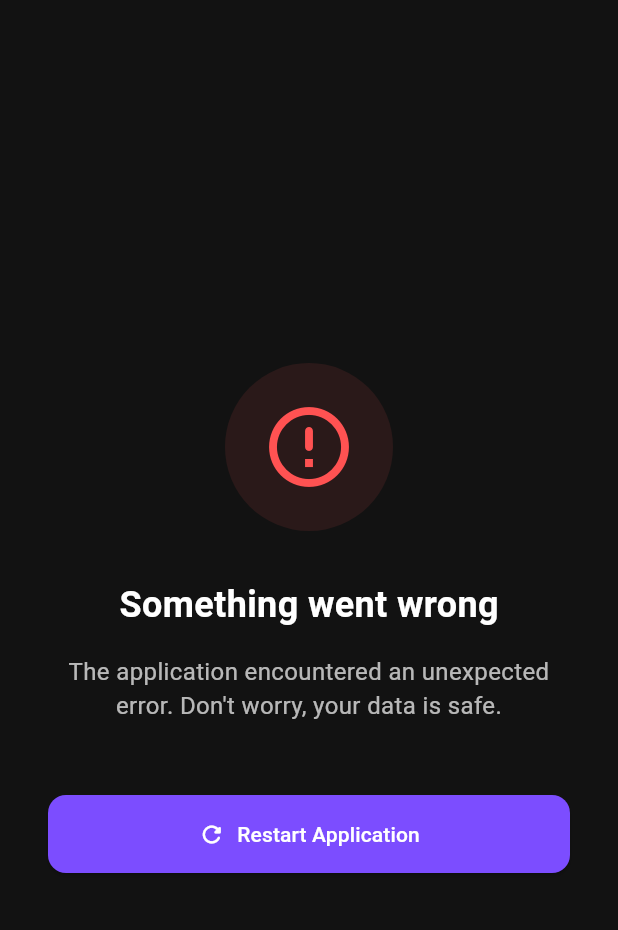
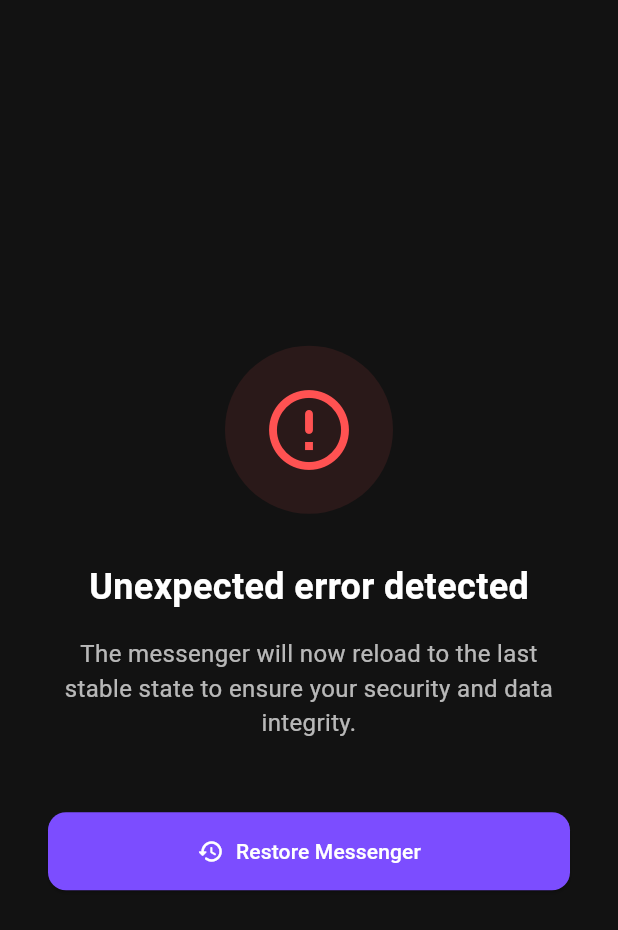
Before and after one commit to onejensen/web-messenger, a Flutter app: the GlobalErrorDisplay screen opened directly with empty values, on a phone screen of 412 x 824 dp. Shown: the top 930 px of the screen. Run offline on Flutter 3.47's test engine with Material 3 defaults, Android fonts, the phone set to English and light mode, and no system bars; our stand-ins replace audioplayers, chewie, flutter_secure_storage, image_picker, permission_handler, shared_preferences and 2 more; missing offline and left inert: record; accounts and stored records are empty.

Commit message:
Reliability: Implement global async error capture and unified stable state recovery

```diff
--- a/frontend/lib/config/config.dart
+++ b/frontend/lib/config/config.dart
@@ -6,8 +6,8 @@ class Config {
     // For reviewers:
     // - Use 'localhost' if running the backend on the same machine.
     // - Use your PC's local IP (e.g. 192.168.1.XX) if running on a real phone.
-    if (kIsWeb) return 'https://web-messenger-api.onrender.com';
-    if (Platform.isAndroid) return 'https://web-messenger-api.onrender.com'; // Default for Android Emulator
-    return 'https://web-messenger-api.onrender.com';
+    if (kIsWeb) return 'http://localhost:3000';
+    if (Platform.isAndroid) return 'http://localhost:3000'; // Default for Android Emulator
+    return 'http://localhost:3000';
   }
 }
--- a/frontend/lib/widgets/global_error_display.dart
+++ b/frontend/lib/widgets/global_error_display.dart
@@ -34,7 +34,7 @@ class GlobalErrorDisplay extends StatelessWidget {
               ),
               const SizedBox(height: 32),
               const Text(
-                'Something went wrong',
+                'Unexpected error detected',
                 style: TextStyle(
                   fontSize: 24,
                   fontWeight: FontWeight.bold,
@@ -43,7 +43,7 @@ class GlobalErrorDisplay extends StatelessWidget {
               ),
               const SizedBox(height: 16),
               const Text(
-                'The application encountered an unexpected error. Don\'t worry, your data is safe.',
+                'The messenger will now reload to the last stable state to ensure your security and data integrity.',
                 textAlign: TextAlign.center,
                 style: TextStyle(
                   fontSize: 16,
@@ -55,8 +55,8 @@ class GlobalErrorDisplay extends StatelessWidget {
                 width: double.infinity,
                 child: ElevatedButton.icon(
                   onPressed: onRetry,
-                  icon: const Icon(Icons.refresh_rounded),
-                  label: const Text('Restart Application'),
+                  icon: const Icon(Icons.restore_rounded),
+                  label: const Text('Restore Messenger'),
                   style: ElevatedButton.styleFrom(
                     backgroundColor: Colors.deepPurpleAccent,
                     padding: const EdgeInsets.symmetric(vertical: 16),
```
Also changed, not shown: frontend/lib/main.dart (+23 -1 lines).
